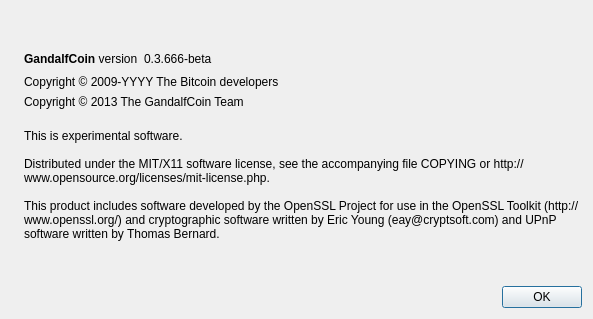
Before: the Qt Designer form src/qt/forms/aboutdialog.ui in Vintryplc/Gandalfcoins, drawn with Qt 5.
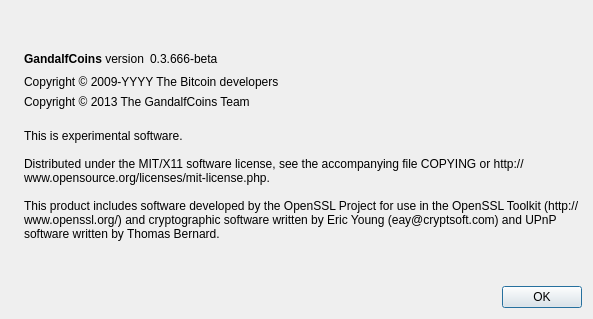
After: the same form once the commit is applied. Icons and pictures are not drawn.

Patch:
```diff
--- a/src/qt/forms/aboutdialog.ui
+++ b/src/qt/forms/aboutdialog.ui
@@ -50,7 +50,7 @@
           <cursorShape>IBeamCursor</cursorShape>
          </property>
          <property name="text">
-          <string>&lt;b&gt;GandalfCoin&lt;/b&gt; version</string>
+          <string>&lt;b&gt;GandalfCoins&lt;/b&gt; version</string>
          </property>
          <property name="textInteractionFlags">
           <set>Qt::LinksAccessibleByMouse|Qt::TextSelectableByKeyboard|Qt::TextSelectableByMouse</set>
@@ -107,7 +107,7 @@
         <cursorShape>IBeamCursor</cursorShape>
        </property>
        <property name="text">
-        <string notr="true">Copyright &amp;copy; 2013 The GandalfCoin Team</string>
+        <string notr="true">Copyright &amp;copy; 2013 The GandalfCoins Team</string>
        </property>
        <property name="textFormat">
         <enum>Qt::RichText</enum>
```
Left out of the diff: 2 changed lines with no effect on the pictures.
